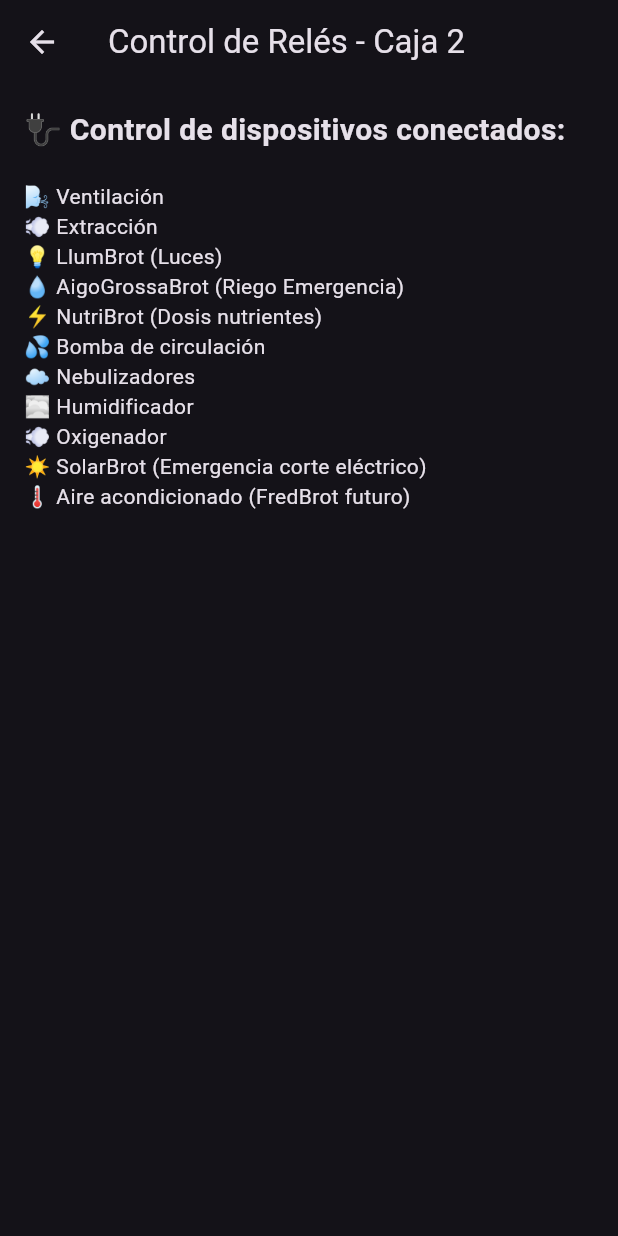
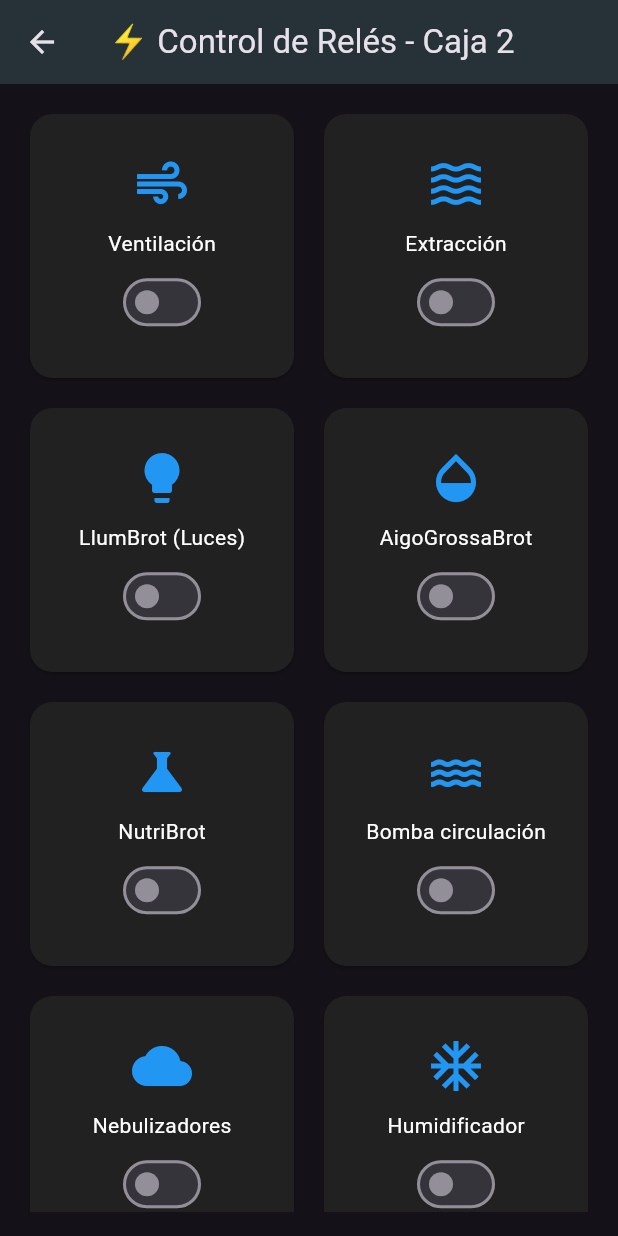
Before and after one commit to HidroBrot/CultiBrot_App, a Flutter app: the RelesScreen screen opened directly, on a phone screen of 412 x 824 dp. Run offline on Flutter 3.47's test engine with Material 3 defaults, Android fonts, the phone set to English and light mode, and no system bars; our stand-ins replace firebase_auth; accounts and stored records are empty; statements that could not run were skipped.

Commit message:
Update reles.dart

```diff
--- a/lib/lib/screens/reles.dart
+++ b/lib/lib/screens/reles.dart
@@ -7,30 +7,67 @@ class RelesScreen extends StatelessWidget {
   Widget build(BuildContext context) {
     return Scaffold(
       appBar: AppBar(
-        title: const Text("Control de Relés - Caja 2"),
+        title: const Text("⚡ Control de Relés - Caja 2"),
+        backgroundColor: Colors.blueGrey[900],
       ),
       body: Padding(
-        padding: const EdgeInsets.all(16.0),
-        child: Column(
-          crossAxisAlignment: CrossAxisAlignment.start,
+        padding: const EdgeInsets.all(16),
+        child: GridView.count(
+          crossAxisCount: 2,
+          crossAxisSpacing: 12,
+          mainAxisSpacing: 12,
           children: const [
-            Text("🔌 Control de dispositivos conectados:",
-                style: TextStyle(fontSize: 20, fontWeight: FontWeight.bold)),
-            SizedBox(height: 20),
-            Text("🌬️ Ventilación"),
-            Text("💨 Extracción"),
-            Text("💡 LlumBrot (Luces)"),
-            Text("💧 AigoGrossaBrot (Riego Emergencia)"),
-            Text("⚡ NutriBrot (Dosis nutrientes)"),
-            Text("💦 Bomba de circulación"),
-            Text("☁️ Nebulizadores"),
-            Text("🌫️ Humidificador"),
-            Text("💨 Oxigenador"),
-            Text("☀️ SolarBrot (Emergencia corte eléctrico)"),
-            Text("🌡️ Aire acondicionado (FredBrot futuro)"),
+            RelayCard(icon: Icons.air, label: "Ventilación"),
+            RelayCard(icon: Icons.waves, label: "Extracción"),
+            RelayCard(icon: Icons.lightbulb, label: "LlumBrot (Luces)"),
+            RelayCard(icon: Icons.opacity, label: "AigoGrossaBrot"),
+            RelayCard(icon: Icons.science, label: "NutriBrot"),
+            RelayCard(icon: Icons.water, label: "Bomba circulación"),
+            RelayCard(icon: Icons.cloud, label: "Nebulizadores"),
+            RelayCard(icon: Icons.ac_unit, label: "Humidificador"),
+            RelayCard(icon: Icons.bubble_chart, label: "Oxigenador"),
+            RelayCard(icon: Icons.solar_power, label: "SolarBrot Emergencia"),
+            RelayCard(icon: Icons.ac_unit, label: "FredBrot (A/A futuro)"),
           ],
         ),
       ),
     );
   }
 }
+
+class RelayCard extends StatelessWidget {
+  final IconData icon;
+  final String label;
+
+  const RelayCard({
+    super.key,
+    required this.icon,
+    required this.label,
+  });
+
+  @override
+  Widget build(BuildContext context) {
+    return Card(
+      color: Colors.grey[900],
+      shape: RoundedRectangleBorder(borderRadius: BorderRadius.circular(15)),
+      child: Center(
+        child: Column(
+          mainAxisSize: MainAxisSize.min,
+          children: [
+            Icon(icon, color: Colors.blue, size: 40),
+            const SizedBox(height: 10),
+            Text(label, style: const TextStyle(color: Colors.white, fontSize: 14)),
+            const SizedBox(height: 5),
+            Switch(
+              value: false,
+              onChanged: (bool value) {
+                // Aquí se conectará con la lógica real de control de relés
+              },
+              activeColor: Colors.blue,
+            ),
+          ],
+        ),
+      ),
+    );
+  }
+}
```
